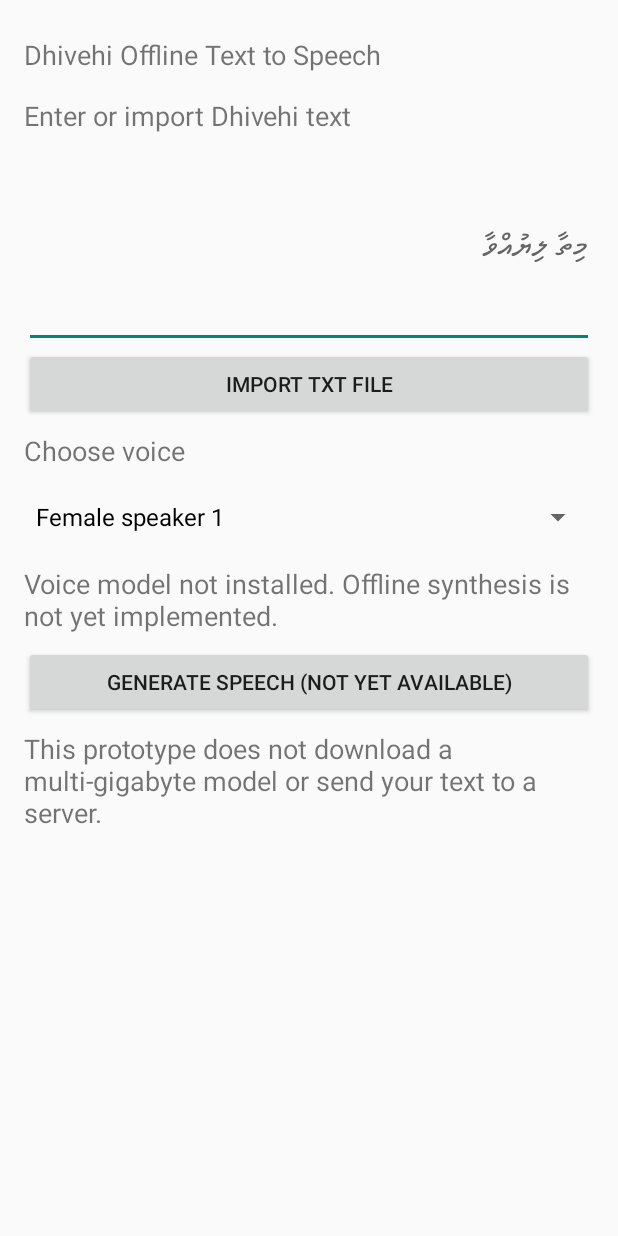
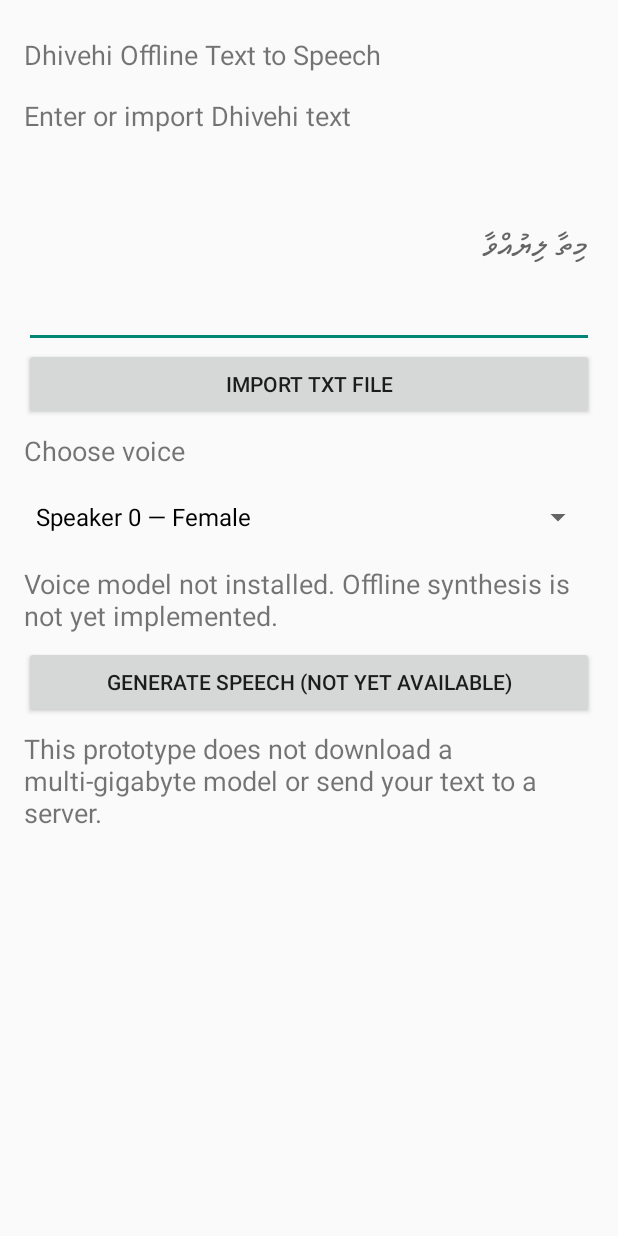
Before and after one commit to hshareef77/dhivehi-offline-TTS, an Android app: the screen it shows after launch (MainActivity), on a phone screen of 412 x 824 dp. Run offline under Robolectric (Android 15) with nearby library versions, the phone set to English and light mode, and no system bars; 1 statement that could not run was skipped.

Commit message:
Align voice selection with model roles 0–4

```diff
--- a/app/src/main/java/com/hshareef77/dhivehiofflinetts/MainActivity.kt
+++ b/app/src/main/java/com/hshareef77/dhivehiofflinetts/MainActivity.kt
@@ -65,8 +65,8 @@ class MainActivity : Activity() {
             adapter = ArrayAdapter(
                 this@MainActivity,
                 android.R.layout.simple_spinner_dropdown_item,
-                listOf("Female speaker 1", "Male speaker 1",
-                       "Female speaker 2", "Male speaker 2", "Female speaker 3")
+                listOf("Speaker 0 — Female", "Speaker 1 — Male",
+                       "Speaker 2 — Female", "Speaker 3 — Male", "Speaker 4 — Male (verify quality)")
             )
         }
         column.addView(voice)
```
